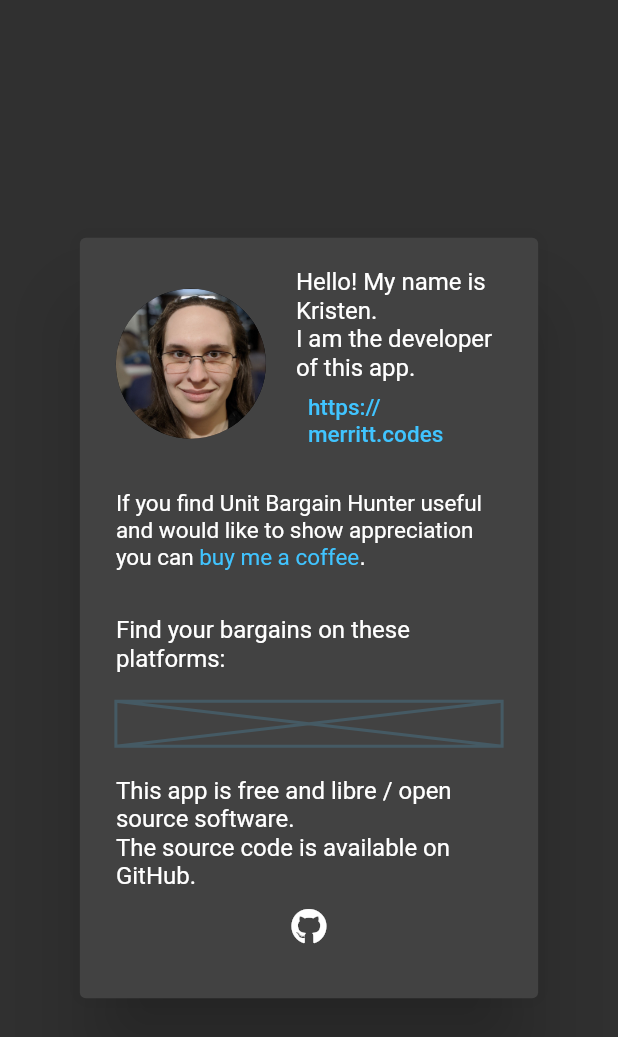
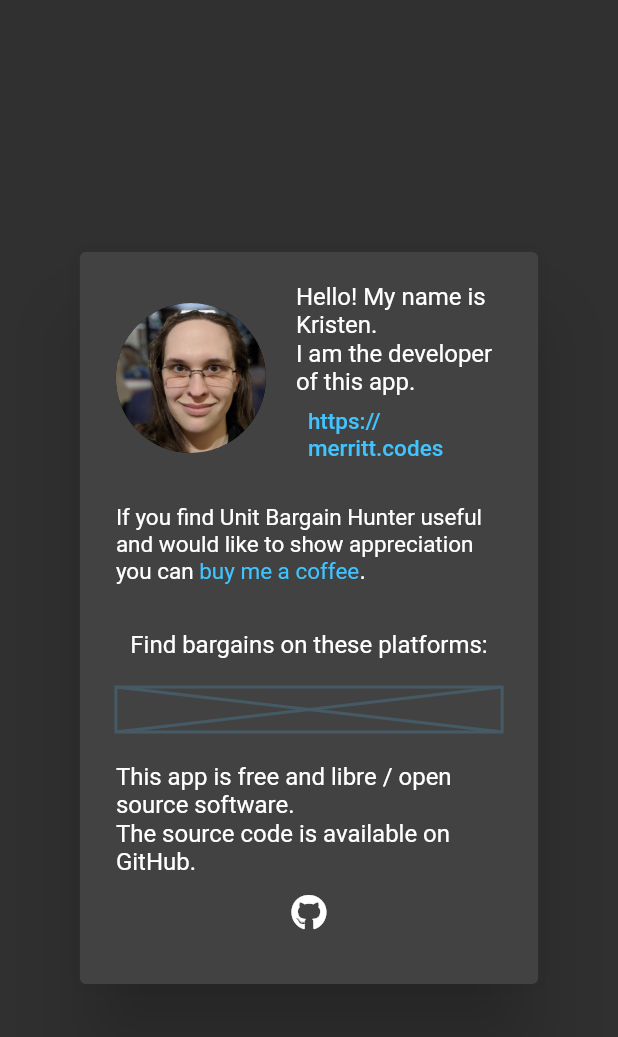
Before and after one commit to Merrit/unit_bargain_hunter, a Flutter app: the InfoDialog widget shown alone on an empty page, opened directly, on a phone screen of 412 x 824 dp. Shown: the top 1037 px of the screen. Run offline on Flutter 3.47's test engine with Material 2 defaults, Android fonts, the phone set to English and light mode, and no system bars; our stand-ins replace bloc, equatable, flutter_bloc, font_awesome_flutter.

Commit message:
Minor refactor

```diff
--- a/lib/presentation/calculator/widgets/custom_bottom_app_bar.dart
+++ b/lib/presentation/calculator/widgets/custom_bottom_app_bar.dart
@@ -102,7 +102,7 @@ class InfoDialog extends StatelessWidget {
                     ),
                   ),
                   const SizedBox(height: 30),
-                  Text('Find your bargains on these platforms:\n'),
+                  Text('Find bargains on these platforms:\n'),
                   // TODO: Add IconButtons for other platform links.
                   Placeholder(
                     fallbackHeight: 30,
```
